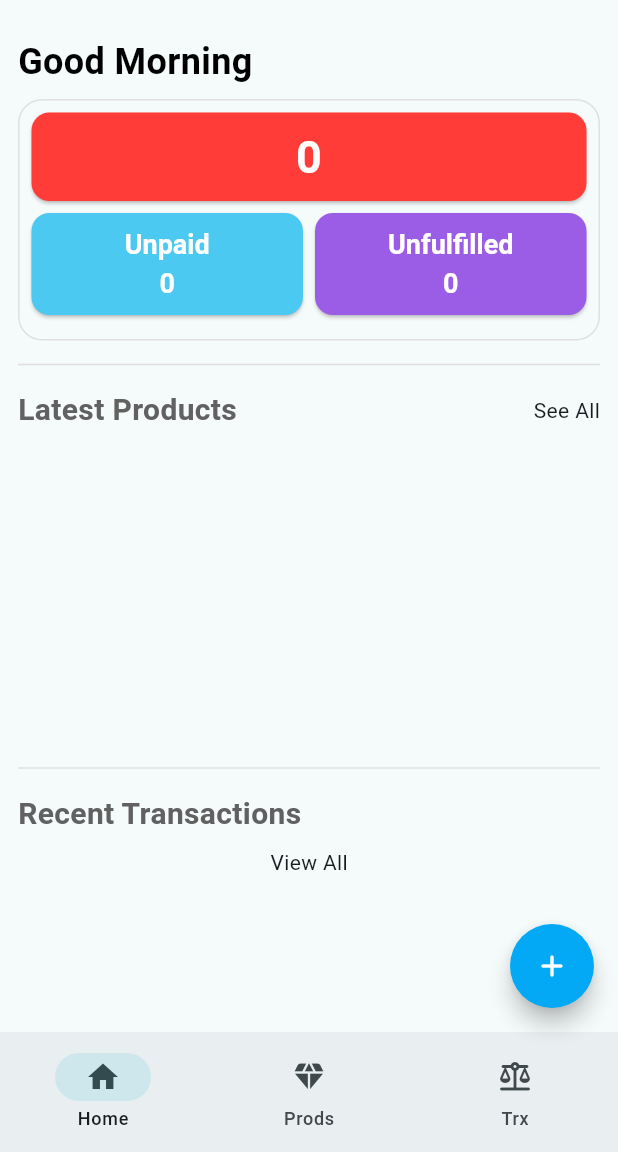
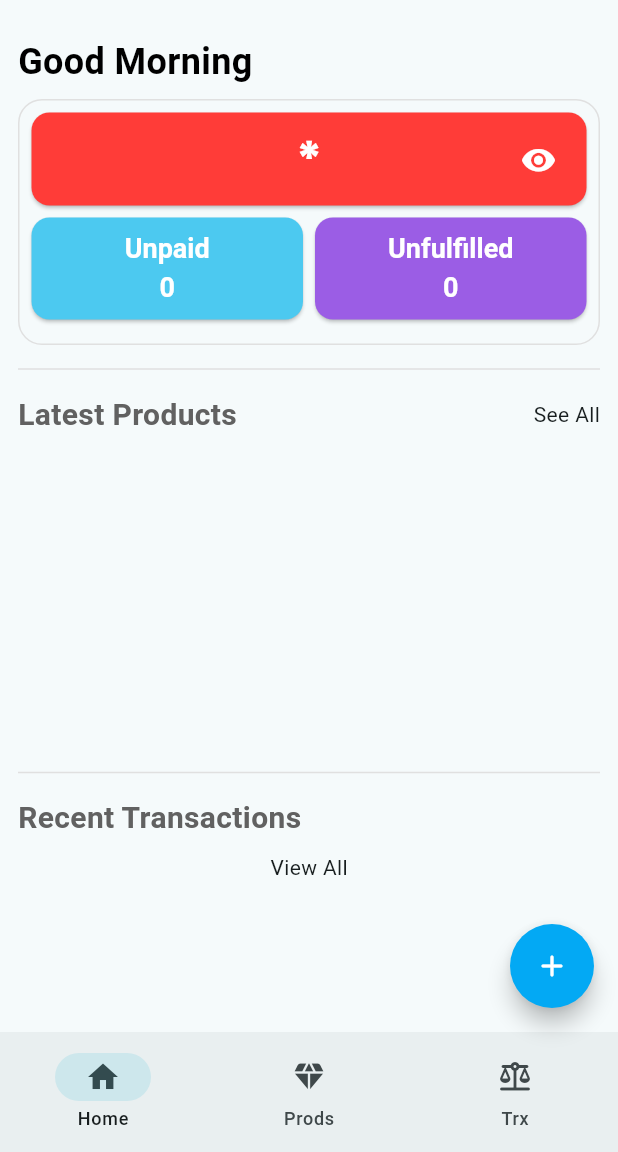
Before and after one commit to inazrabuu/arra-app, a Flutter app: the screen it shows after launch, on a phone screen of 412 x 824 dp, the part 84-1236 px from its top. Run offline on Flutter 3.47's test engine with Material 3 defaults, Android fonts, the phone set to English and light mode, and no system bars; our stand-ins replace another_flushbar, basic_utils, cached_network_image, device_info_plus, dio, flutter_dotenv and 6 more; accounts and stored records are empty; network calls fail; Roboto replaces fonts that are missing (SF Pro Display).

Commit message:
edited widget calling

```diff
--- a/lib/views/widgets/home_status_snapshot_widget.dart
+++ b/lib/views/widgets/home_status_snapshot_widget.dart
@@ -1,5 +1,6 @@
 import 'package:arrajewelry/constants/app_strings.dart';
 import 'package:arrajewelry/utils/helpers.dart';
+import 'package:arrajewelry/views/widgets/home_balance_widget.dart';
 import 'package:arrajewelry/views/widgets/status_badge_widget.dart';
 import 'package:flutter/material.dart';
 
@@ -25,12 +26,13 @@ class HomeStatusSnapshotWidget extends StatelessWidget {
       ),
       child: Column(
         children: [
-          StatusBadgeWidget(
-            title: '',
-            text: Helpers.numberFormat(balance),
-            color: balance > 0 ? 2 : 3,
-            size: 2,
-          ),
+          // StatusBadgeWidget(
+          //   title: '',
+          //   text: Helpers.numberFormat(balance),
+          //   color: balance > 0 ? 2 : 3,
+          //   size: 2,
+          // ),
+          HomeBalanceWidget(balance: balance),
           Row(
             children: [
               Expanded(
```
